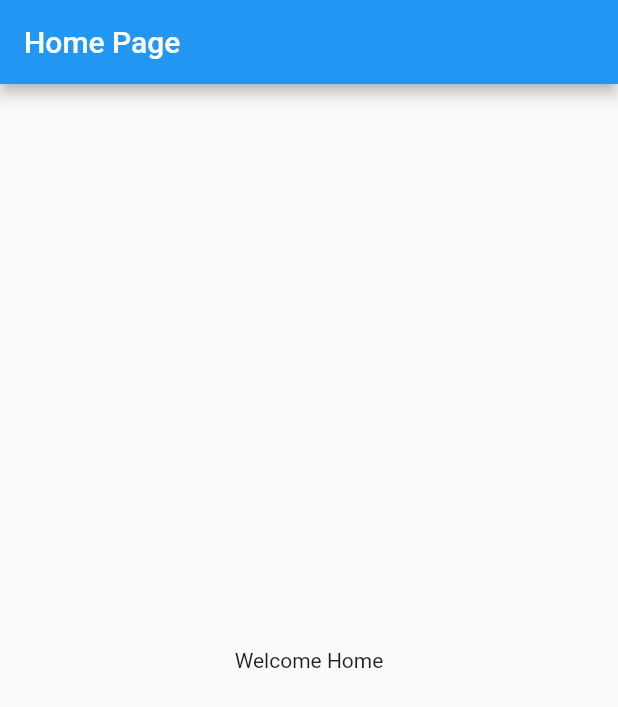
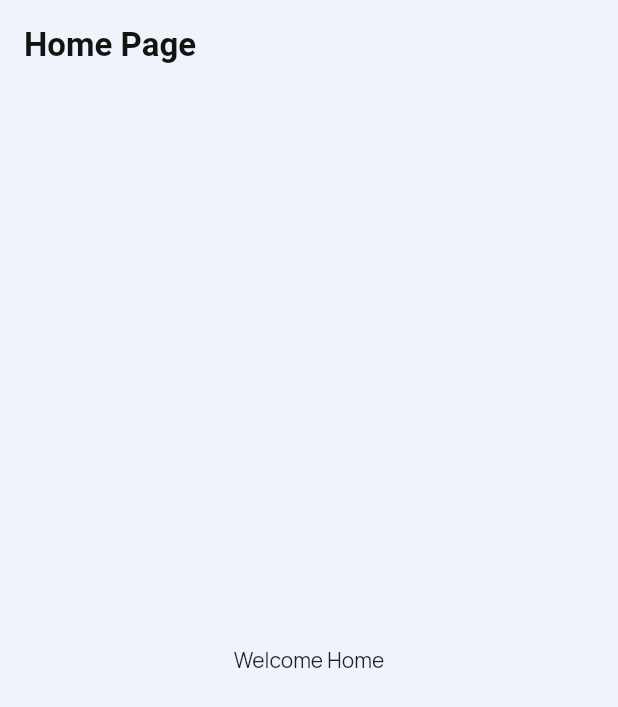
Before and after one commit to Manuelkpatsu/learning_app, a Flutter app: the screen it shows after launch, on a phone screen of 412 x 824 dp. Shown: the top 707 px of the screen. Run offline on Flutter 3.47's test engine with Material 2 defaults, Android fonts, the phone set to English and light mode, and no system bars; our stand-ins replace google_fonts.

Commit message:
Add custom theme and colors

```diff
--- a/lib/main.dart
+++ b/lib/main.dart
@@ -1,4 +1,6 @@
 import 'package:flutter/material.dart';
+
+import 'theme/custom_theme.dart';
 
 void main() {
   runApp(const MyApp());
@@ -12,9 +14,7 @@ class MyApp extends StatelessWidget {
     return MaterialApp(
       debugShowCheckedModeBanner: false,
       title: 'Flutter Demo',
-      theme: ThemeData(
-        primarySwatch: Colors.blue,
-      ),
+      theme: CustomTheme.theme,
       home: const MyHomePage(),
     );
   }
--- /dev/null
+++ b/lib/theme/custom_color.dart
@@ -0,0 +1,45 @@
+import 'package:flutter/material.dart' show Color;
+
+class CustomColor {
+  static const Color mauveColor = Color(0xff8A66fc);
+  static const Color deepMauveColor = Color(0xff762af3);
+  static const Color scaffoldBackgroundColor = Color(0xffeff3fb);
+  static const Color blueColor = Color(0xff33b6ff);
+  static const Color blueAccentColor = Color(0xff4b65ed);
+  static const Color titleColor = Color(0xff131313);
+  static const Color primaryColor = Color(0xff6a32f9);
+  static const Color yellowColor = Color(0xffffa042);
+  static const Color orangeColor = Color(0xffff7139);
+  static const Color activeRatingColor = Color(0xffffba49);
+  static const Color inactiveRatingColor = Color(0xff9b9b9b);
+  static const Color amountColor = Color(0xff5c5c5c);
+  static const Color bodyColor = Color(0xff808080);
+  static const Color unfilledRatingColor = Color(0xffdeeff9);
+  static const Color iconColor = Color(0xff200e32);
+  static const Color inactiveNavbarItemColor = Color(0xffbebebe);
+  static const Color hintColor = Color(0xff7c7c7c);
+  static const Color iconBorderColor = Color(0xfffef6cc);
+  static const Color gradientColorOne = Color(0xff7d9ef8);
+  static const Color gradientColorTwo = Color(0xffdb88f7);
+  static const Color containerShadowColor = Color(0xff6b6b6b);
+  static const Color videoControlsColor = Color(0xffd0d0d0);
+  static const Color videoCallerTimerColor = Color(0xff828181);
+  static const Color videoCallerIconShadowColor = Color(0xff7290f5);
+  static const Color redGradientColorOne = Color(0xffff8080);
+  static const Color redGradientColorTwo = Color(0xffff2829);
+  static const Color overlayColor = Color(0xffb79bff);
+  static const Color dialogBackgroundColor = Color(0xfff9f9f9);
+  static const Color textFieldBorderColor = Color(0xffc2c2c2);
+  static const Color errorColor = Color(0xffd80027);
+  static const Color lightGreenColor = Color(0xfff4fff0);
+  static const Color neutralColor = Color(0xfffef1f1);
+  static const Color lightMauveColor = Color(0xfff1efff);
+  static const Color lightBlueColor = Color(0xffeef5ff);
+  static const Color rateTextColor = Color(0xff4b4a50);
+  static const Color statisticsColor = Color(0xff85848a);
+  static const Color totalRatingsColor = Color(0xff8a8a8f);
+  static const Color imageBackgroundColor = Color(0xffbfc0cb);
+  static const Color reviewTextColor = Color(0xff222222);
+  static const Color dividerColor = Color(0xffe2e2e2);
+  static const Color appBarIconColor = Color(0xff200e32);
+}
--- /dev/null
+++ b/lib/theme/custom_theme.dart
@@ -0,0 +1,44 @@
+import 'package:flutter/material.dart';
+import 'package:flutter/services.dart';
+import 'package:google_fonts/google_fonts.dart';
+
+import 'custom_color.dart';
+
+class CustomTheme {
+  static ThemeData get theme {
+    return ThemeData(
+      scaffoldBackgroundColor: CustomColor.scaffoldBackgroundColor,
+      primaryColor: CustomColor.primaryColor,
+      canvasColor: Colors.transparent,
+      appBarTheme: const AppBarTheme(
+        elevation: 0,
+        backgroundColor: CustomColor.scaffoldBackgroundColor,
+        iconTheme: IconThemeData(color: CustomColor.appBarIconColor),
+        systemOverlayStyle: SystemUiOverlayStyle.dark,
+        titleTextStyle: TextStyle(
+          color: CustomColor.titleColor,
+          fontWeight: FontWeight.w700,
+          fontSize: 22,
+          height: 1.36,
+        ),
+      ),
+      textTheme: GoogleFonts.manropeTextTheme(),
+      elevatedButtonTheme: ElevatedButtonThemeData(
+        style: ElevatedButton.styleFrom(
+          backgroundColor: CustomColor.primaryColor,
+          textStyle: const TextStyle(
+            fontSize: 20,
+            fontWeight: FontWeight.w700,
+            height: 1.4,
+          ),
+          elevation: 0,
+          foregroundColor: Colors.white,
+          shape: const RoundedRectangleBorder(
+            borderRadius: BorderRadius.all(Radius.circular(33)),
+          ),
+          minimumSize: const Size.fromHeight(60),
+        ),
+      ),
+    );
+  }
+}
--- a/pubspec.yaml
+++ b/pubspec.yaml
@@ -9,6 +9,8 @@ environment:
 dependencies:
   flutter:
     sdk: flutter
+  google_fonts: ^4.0.4
+  iconly: ^1.0.1
   cupertino_icons: ^1.0.2
 
 dev_dependencies:
```
Also changed, not shown: pubspec.lock, 7 other files.
